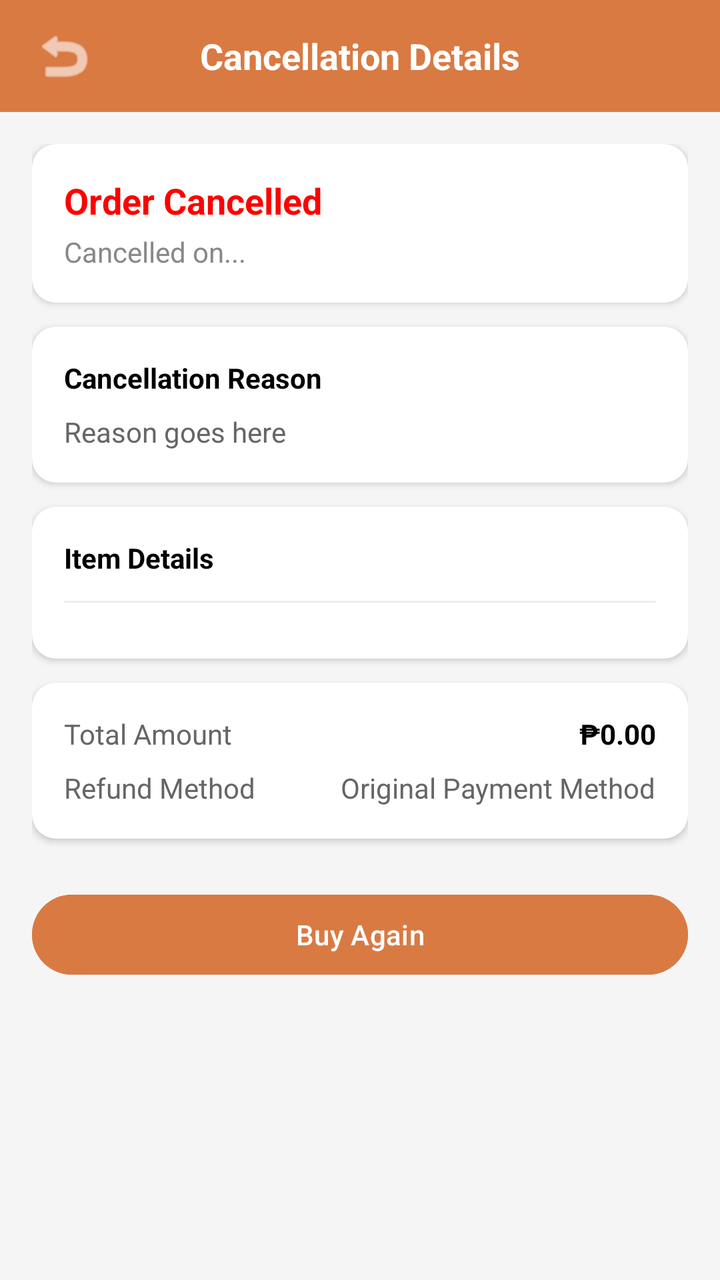
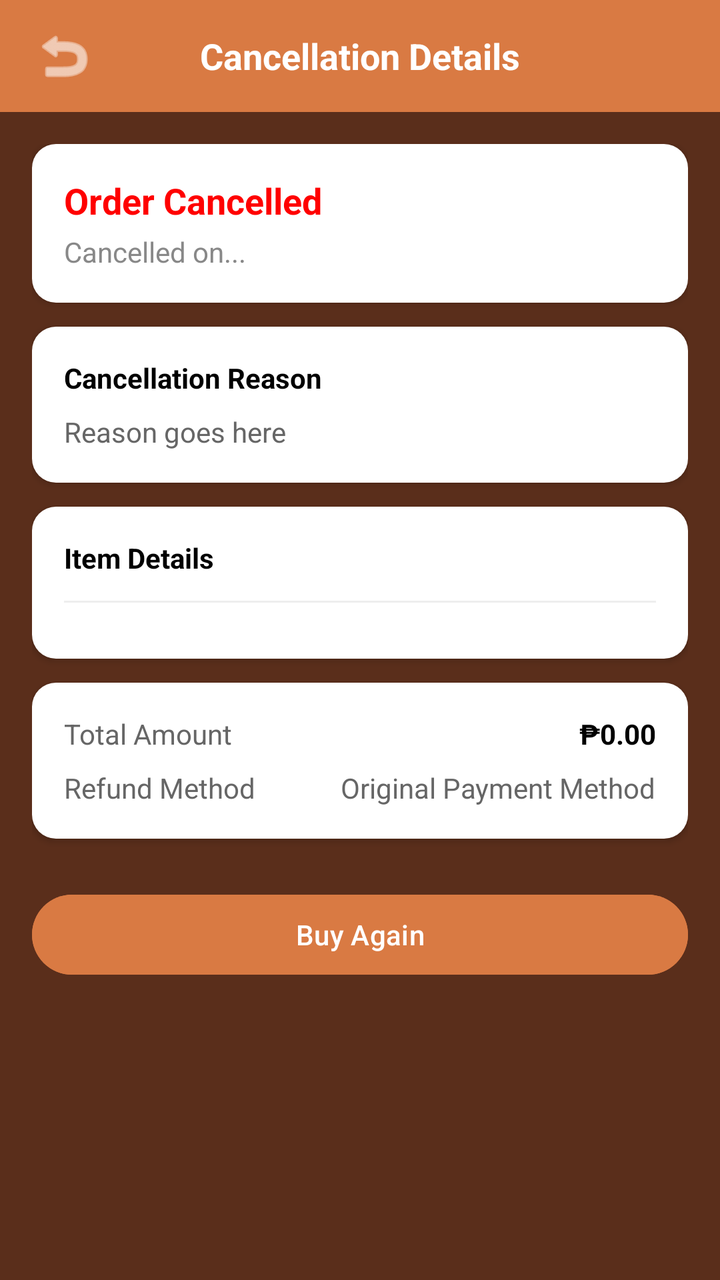

Before-and-after screenshots of an Android layout around one commit, followed by the original layout XML and the change that was made.
<!-- AndroidManifest.xml: application theme Theme.Katutubo_F -->
<!-- res/layout/fragment_cancellation_detail.xml -->
<?xml version="1.0" encoding="utf-8"?>
<LinearLayout xmlns:android="http://schemas.android.com/apk/res/android"
    xmlns:app="http://schemas.android.com/apk/res-auto"
    android:layout_width="match_parent"
    android:layout_height="match_parent"
    android:background="#F5F5F5"
    android:orientation="vertical"
    android:clickable="true"
    android:focusable="true">

    
    <RelativeLayout
        android:layout_width="match_parent"
        android:layout_height="56dp"
        android:background="@color/katutubo_orange"
        android:paddingHorizontal="16dp">

        <ImageButton
            android:id="@+id/btn_back"
            android:layout_width="wrap_content"
            android:layout_height="wrap_content"
            android:layout_centerVertical="true"
            android:background="?attr/selectableItemBackgroundBorderless"
            android:src="@android:drawable/ic_menu_revert"
            android:contentDescription="Back"
            app:tint="@color/white" />

        <TextView
            android:layout_width="wrap_content"
            android:layout_height="wrap_content"
            android:layout_centerInParent="true"
            android:text="Cancellation Details"
            android:textColor="@color/white"
            android:textSize="18sp"
            android:textStyle="bold" />
    </RelativeLayout>

    <ScrollView
        android:layout_width="match_parent"
        android:layout_height="match_parent">

        <LinearLayout
            android:layout_width="match_parent"
            android:layout_height="wrap_content"
            android:orientation="vertical"
            android:padding="16dp">

            
            <LinearLayout
                android:layout_width="match_parent"
                android:layout_height="wrap_content"
                android:background="@drawable/rounded_white_bg"
                android:orientation="vertical"
                android:padding="16dp"
                android:elevation="2dp">

                <TextView
                    android:layout_width="wrap_content"
                    android:layout_height="wrap_content"
                    android:text="Order Cancelled"
                    android:textColor="#FF0000"
                    android:textSize="18sp"
                    android:textStyle="bold" />

                <TextView
                    android:id="@+id/tv_cancel_time"
                    android:layout_width="wrap_content"
                    android:layout_height="wrap_content"
                    android:layout_marginTop="4dp"
                    android:text="Cancelled on..."
                    android:textColor="#888888"
                    android:textSize="14sp" />
            </LinearLayout>

            
            <LinearLayout
                android:layout_width="match_parent"
                android:layout_height="wrap_content"
                android:layout_marginTop="12dp"
                android:background="@drawable/rounded_white_bg"
                android:orientation="vertical"
                android:padding="16dp"
                android:elevation="2dp">

                <TextView
                    android:layout_width="wrap_content"
                    android:layout_height="wrap_content"
                    android:text="Cancellation Reason"
                    android:textColor="@color/black"
                    android:textStyle="bold" />

                <TextView
                    android:id="@+id/tv_cancel_reason"
                    android:layout_width="wrap_content"
                    android:layout_height="wrap_content"
                    android:layout_marginTop="8dp"
                    android:text="Reason goes here"
                    android:textColor="#666666" />
            </LinearLayout>

            
            <LinearLayout
                android:layout_width="match_parent"
                android:layout_height="wrap_content"
                android:layout_marginTop="12dp"
                android:background="@drawable/rounded_white_bg"
                android:orientation="vertical"
                android:padding="16dp"
                android:elevation="2dp">

                <TextView
                    android:layout_width="wrap_content"
                    android:layout_height="wrap_content"
                    android:text="Item Details"
                    android:textColor="@color/black"
                    android:textStyle="bold" />

                <View
                    android:layout_width="match_parent"
                    android:layout_height="1dp"
                    android:layout_marginVertical="12dp"
                    android:background="#EEEEEE" />

                <LinearLayout
                    android:id="@+id/items_container"
                    android:layout_width="match_parent"
                    android:layout_height="wrap_content"
                    android:orientation="vertical" />
            </LinearLayout>

            
            <LinearLayout
                android:layout_width="match_parent"
                android:layout_height="wrap_content"
                android:layout_marginTop="12dp"
                android:background="@drawable/rounded_white_bg"
                android:orientation="vertical"
                android:padding="16dp"
                android:elevation="2dp">

                <RelativeLayout
                    android:layout_width="match_parent"
                    android:layout_height="wrap_content">
                    <TextView
                        android:layout_width="wrap_content"
                        android:layout_height="wrap_content"
                        android:text="Total Amount"
                        android:textColor="#666666" />
                    <TextView
                        android:id="@+id/tv_total_amount"
                        android:layout_width="wrap_content"
                        android:layout_height="wrap_content"
                        android:layout_alignParentEnd="true"
                        android:text="₱0.00"
                        android:textColor="@color/black"
                        android:textStyle="bold" />
                </RelativeLayout>

                <RelativeLayout
                    android:layout_width="match_parent"
                    android:layout_height="wrap_content"
                    android:layout_marginTop="8dp">
                    <TextView
                        android:layout_width="wrap_content"
                        android:layout_height="wrap_content"
                        android:text="Refund Method"
                        android:textColor="#666666" />
                    <TextView
                        android:id="@+id/tv_refund_method"
                        android:layout_width="wrap_content"
                        android:layout_height="wrap_content"
                        android:layout_alignParentEnd="true"
                        android:text="Original Payment Method"
                        android:textColor="#666666" />
                </RelativeLayout>
            </LinearLayout>

            <Button
                android:id="@+id/btn_buy_again"
                android:layout_width="match_parent"
                android:layout_height="wrap_content"
                android:layout_marginTop="24dp"
                android:backgroundTint="@color/katutubo_orange"
                android:text="Buy Again"
                android:textColor="@color/white" />

        </LinearLayout>
    </ScrollView>
</LinearLayout>
<!-- resources referenced by this layout -->
<resources>
  <color name="black">#000000</color>
  <color name="katutubo_orange">#D97A43</color>
  <color name="white">#FFFFFF</color>
  <!-- drawable rounded_white_bg (drawable) -->
  <?xml version="1.0" encoding="utf-8"?>
  <shape xmlns:android="http://schemas.android.com/apk/res/android">
      <solid android:color="@color/white" />
      <corners android:radius="12dp" />
  </shape>
  <style name="Theme.Katutubo_F" parent="Base.Theme.Katutubo_F">
          
          <item name="bottomNavigationStyle">@style/Widget.App.BottomNavigationView</item>
      </style>
  <style name="Base.Theme.Katutubo_F" parent="Theme.Material3.DayNight.NoActionBar">
          
      </style>
  <style name="Widget.App.BottomNavigationView" parent="Widget.Material3.BottomNavigationView">
          
          <item name="materialThemeOverlay">@style/ThemeOverlay.App.BottomNavigation</item>
      </style>
  <style name="ThemeOverlay.App.BottomNavigation" parent="">
          
          <item name="colorSecondaryContainer">#EFEBE9</item>
      </style>
</resources>

<!-- the commit's change to res/layout/fragment_cancellation_detail.xml (unified diff, before → after) -->
@@ -3,7 +3,7 @@
     xmlns:app="http://schemas.android.com/apk/res-auto"
     android:layout_width="match_parent"
     android:layout_height="match_parent"
-    android:background="#F5F5F5"
+    android:background="@color/katutubo_brown"
     android:orientation="vertical"
     android:clickable="true"
     android:focusable="true">
<!-- resource entries referenced after the edit -->
@@ -1,6 +1,7 @@
 <!-- resources referenced by this layout -->
 <resources>
   <color name="black">#000000</color>
+  <color name="katutubo_brown">#5A2E1B</color>
   <color name="katutubo_orange">#D97A43</color>
   <color name="white">#FFFFFF</color>
   <!-- drawable rounded_white_bg (drawable) -->
@@ -13,8 +14,11 @@
           
           <item name="bottomNavigationStyle">@style/Widget.App.BottomNavigationView</item>
       </style>
-  <style name="Base.Theme.Katutubo_F" parent="Theme.Material3.DayNight.NoActionBar">
+  <style name="Base.Theme.Katutubo_F" parent="Theme.Material3.Light.NoActionBar">
           
+          <item name="android:windowBackground">@color/white</item>
+          <item name="colorSurface">@color/white</item>
+          <item name="colorOnSurface">@color/black</item>
       </style>
   <style name="Widget.App.BottomNavigationView" parent="Widget.Material3.BottomNavigationView">
           
